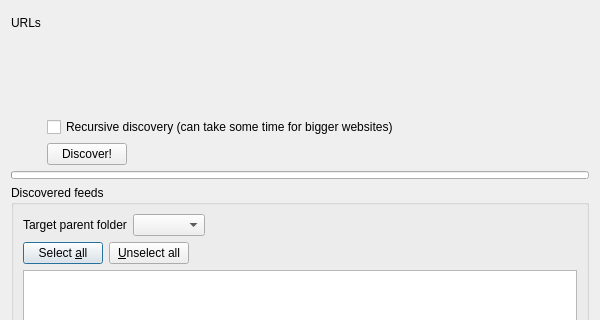
Old version of the form src/librssguard-standard/src/gui/formdiscoverfeeds.ui in the repository martinrotter/rssguard; both pictures show x 0 to 600 and y 0 to 320 of the 600 by 500 pixel window.
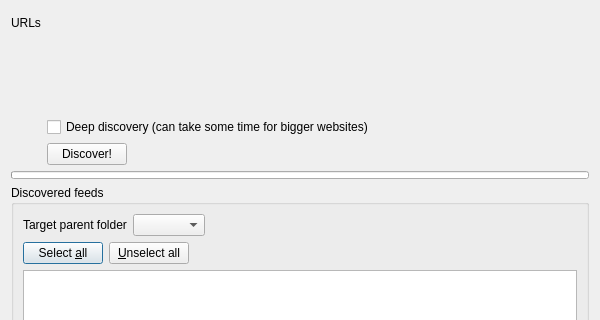
New version of the form. Custom widgets are drawn as their Qt base class.

Patch:
```diff
--- a/src/librssguard-standard/src/gui/formdiscoverfeeds.ui
+++ b/src/librssguard-standard/src/gui/formdiscoverfeeds.ui
@@ -230,7 +230,7 @@
    <item row="1" column="1">
     <widget class="QCheckBox" name="m_cbDiscoverRecursive">
      <property name="text">
-      <string>Recursive discovery (can take some time for bigger websites)</string>
+      <string>Deep discovery (can take some time for bigger websites)</string>
      </property>
     </widget>
    </item>
```
